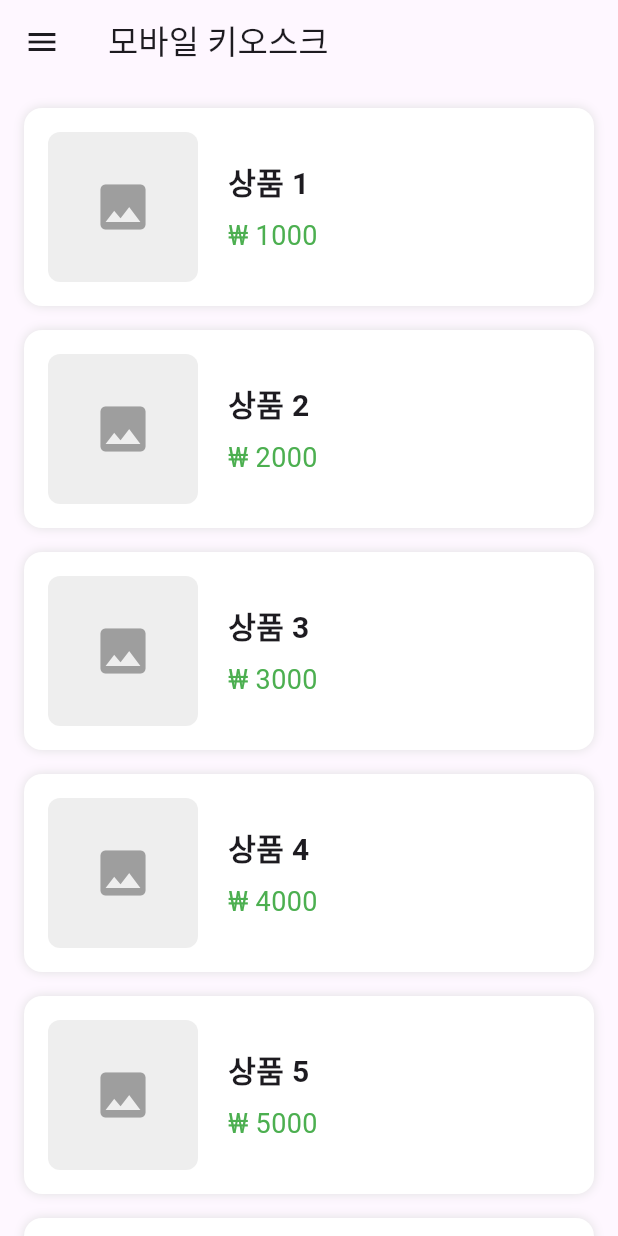
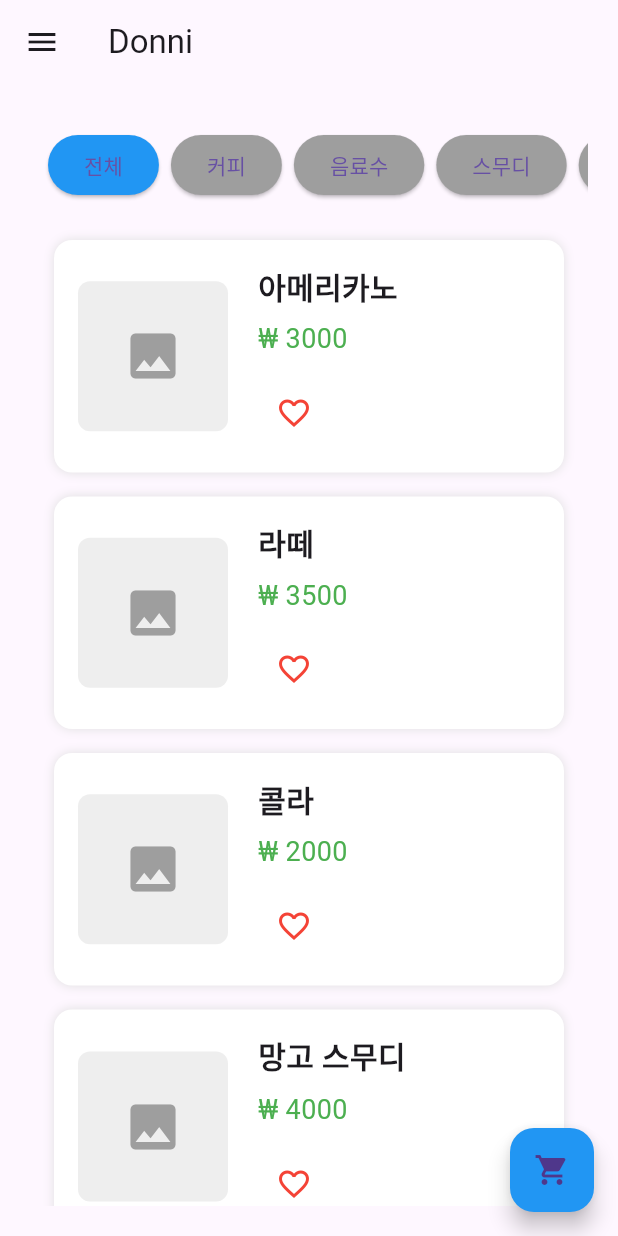
Before and after one commit to donnikim/Flutter_Proj_app, a Flutter app: the screen it shows after launch, on a phone screen of 412 x 824 dp. Run offline on Flutter 3.47's test engine with Material 3 defaults, Android fonts, the phone set to English and light mode, and no system bars.

Commit message:
add_widget_category&cart

```diff
--- /dev/null
+++ b/devtools_options.yaml
@@ -0,0 +1,3 @@
+description: This file stores settings for Dart & Flutter DevTools.
+documentation: https://docs.flutter.dev/tools/devtools/extensions#configure-extension-enablement-states
+extensions:
--- a/lib/main.dart
+++ b/lib/main.dart
@@ -1,3 +1,4 @@
+import 'package:app_kiosk/viewmodels/cart_view_model.dart';
 import 'package:flutter/material.dart';
 import 'package:provider/provider.dart';
 import 'views/product_screen.dart';
@@ -13,8 +14,10 @@ class KioskApp extends StatelessWidget {
   @override
   Widget build(BuildContext context) {
     return MultiProvider(
+      // provider 등록 => MVVM bridge 역할 등록
       providers: [
         ChangeNotifierProvider(create: (_) => ProductViewModel()),
+        ChangeNotifierProvider(create: (_) => CartViewModel()), // 장바구니 추가
       ],
       child: MaterialApp(
         home: const ProductScreen(),
--- /dev/null
+++ b/lib/models/cart_item.dart
@@ -0,0 +1,8 @@
+import 'product.dart';
+
+class CartItem {
+  final Product product;
+  int quantity;
+
+  CartItem({required this.product, this.quantity = 1});
+}
--- a/lib/models/product.dart
+++ b/lib/models/product.dart
@@ -2,12 +2,12 @@ class Product {
   final int id;
   final String name;
   final int price;
+  final String category;
 
-  Product(
-    {
-      required this.id,
-      required this.name,
-      required this.price
-    }
-  );
+  Product({
+    required this.id,
+    required this.name,
+    required this.price,
+    required this.category,
+    });
 }
--- a/lib/viewmodels/product_view_model.dart
+++ b/lib/viewmodels/product_view_model.dart
@@ -2,18 +2,34 @@ import 'package:flutter/material.dart';
 import '../models/product.dart';
 
 class ProductViewModel with ChangeNotifier {
-  final List<Product> _products = List.generate(
-    10,
-    (index) => Product(
-      id: index,
-      name: '상품 ${index + 1}',
-      price: (index + 1) * 1000
-    ),
-  );
+final List<Product> _products = [
+    Product(id: 1, name: '아메리카노', price: 3000, category: '커피'),
+    Product(id: 2, name: '라떼', price: 3500, category: '커피'),
+    Product(id: 3, name: '콜라', price: 2000, category: '음료수'),
+    Product(id: 4, name: '망고 스무디', price: 4000, category: '스무디'),
+    Product(id: 5, name: '마카롱', price: 2500, category: '기타'),
+    Product(id: 6, name: '초콜렛', price: 500, category: '기타'),
+  ];
 
   List<Product> get products => _products;
 
   Product getProductById(int id) => _products.firstWhere(
     (product) => product.id == id
   );
+
+  String _selectedCategory = '전체';
+  String get selectedCategory => _selectedCategory;
+
+  void selectCategory(String category) {
+  _selectedCategory = category;
+  notifyListeners();
+  }
+
+  List<Product> get filteredProducts {
+  if (_selectedCategory == '전체') return _products;
+  return _products.where((p) => p.category == _selectedCategory).toList();
+  }
+
+
+
 }
--- a/lib/views/product_screen.dart
+++ b/lib/views/product_screen.dart
@@ -1,35 +1,65 @@
+import 'package:app_kiosk/widgets/cart_fab_widget.dart';
 import 'package:app_kiosk/widgets/main_drawer_widget.dart';
 import 'package:flutter/material.dart';
 import 'package:provider/provider.dart';
+
 import '../viewmodels/product_view_model.dart';
 import '../widgets/product_item_widget.dart';
 import 'product_detail_screen.dart';
+import '../widgets/category_selector_widget.dart'; // 카테고리 버튼 위젯 import
 
 class ProductScreen extends StatelessWidget {
   const ProductScreen({super.key});
 
   @override
   Widget build(BuildContext context) {
-    final products = context.watch<ProductViewModel>().products;
 
+    /*
+      context.watch<T>() => 값 가져오기 +값 변경 시 자동 rebuild
+      context.read<T>() => 값 가져오기만 하고, 변경 감지 안함
+      context.select<T>() => 특정 필드만 감지해서 성능 최적화
+    */
+
+    //현재 productViewMode 감지해서 변경 시 자동 리빌드
+    final viewModel = context.watch<ProductViewModel>();
+
+    // 필터링된 상품만 사용
+    final products = viewModel.filteredProducts;
     return Scaffold(
-      appBar: AppBar(title: const Text('모바일 키오스크'),),
+      appBar: AppBar(
+        title: const Text('Donni'),
+      ),
+      // Appbar 왼쪽 상단에 메뉴
       drawer: const MainDrawerWidget(),
-      body: ListView.builder(
+      body: Padding(
+        padding: const EdgeInsets.all(20.0),
+        child: Column(
+          children: [
+            const CategorySelectorWidget(),  // 카테고리 버튼 추가
+            Expanded(
+              child: ListView.builder(
                 padding: const EdgeInsets.all(16),
                 itemCount: products.length,
                 itemBuilder: (_, index) => ProductItemWidget(
                   product: products[index],
-          onTap: () {
+                  onTap: () { // onTap 지정한 widget 어디든지 누르면 이벤트 동작
                     Navigator.push(
                       context,
                       MaterialPageRoute(
-                builder: (_) => ProductDetailScreen(productId: products[index].id),
+                        builder: (_) => ProductDetailScreen(
+                          productId: products[index].id,
+                        ),
                       ),
                     );
                   },
                 ),
               ),
+            ),
+          ],
+        ),
+      ),
+       // 여기 추가! 우측 하단 장바구니 버튼
+      floatingActionButton: const CartFabWidget(),
     );
   }
 }
--- /dev/null
+++ b/lib/widgets/cart_fab_widget.dart
@@ -0,0 +1,45 @@
+import 'package:flutter/material.dart';
+import 'package:provider/provider.dart';
+import '../viewmodels/cart_view_model.dart';
+import '../views/cart_screen.dart';  // 장바구니 화면 (아직 없으면 만들 예정)
+
+class CartFabWidget extends StatelessWidget {
+  const CartFabWidget({super.key});
+
+  @override
+  Widget build(BuildContext context) {
+    final cart = context.watch<CartViewModel>();
+
+    return FloatingActionButton(
+      onPressed: () {
+        Navigator.push(
+          context,
+          MaterialPageRoute(builder: (_) => const CartScreen()),
+        );
+      },
+      backgroundColor: Colors.blue,
+      child: Stack(
+        alignment: Alignment.center,
+        children: [
+          const Icon(Icons.shopping_cart),
+          if (cart.items.isNotEmpty)
+            Positioned(
+              right: 0,
+              top: 0,
+              child: Container(
+                padding: const EdgeInsets.all(2),
+                decoration: const BoxDecoration(
+                  color: Colors.red,
+                  shape: BoxShape.circle,
+                ),
+                child: Text(
+                  '${cart.items.length}',
+                  style: const TextStyle(color: Colors.white, fontSize: 12),
+                ),
+              ),
+            ),
+        ],
+      ),
+    );
+  }
+}
--- /dev/null
+++ b/lib/widgets/category_selector_widget.dart
@@ -0,0 +1,42 @@
+import 'package:flutter/material.dart';
+import 'package:provider/provider.dart';
+import '../viewmodels/product_view_model.dart';
+
+class CategorySelectorWidget extends StatelessWidget {
+  const CategorySelectorWidget({super.key});
+
+  @override
+  Widget build(BuildContext context) {
+    final viewModel = Provider.of<ProductViewModel>(context);
+    final categories = ['전체', '커피', '음료수', '스무디', '기타'];
+
+    return SingleChildScrollView(
+      scrollDirection: Axis.horizontal,
+      child: Padding(
+        padding: const EdgeInsets.symmetric(
+          vertical: 10.0,
+          horizontal: 8.0,
+        ),
+        child: Row(
+          children: categories.map((cat) {
+            final isSelected = cat == viewModel.selectedCategory;
+            return Padding(
+              padding: const EdgeInsets.symmetric(
+                horizontal: 4.0,
+              ),
+              child: ElevatedButton(
+                style: ElevatedButton.styleFrom(
+                  backgroundColor: isSelected ? Colors.blue : Colors.grey,
+                ),
+                onPressed: () {
+                  viewModel.selectCategory(cat);
+                },
+                child: Text(cat),
+              ),
+            );
+          }).toList(),
+        ),
+      ),
+    );
+  }
+}
--- a/lib/widgets/product_item_widget.dart
+++ b/lib/widgets/product_item_widget.dart
@@ -1,4 +1,6 @@
+import 'package:app_kiosk/viewmodels/cart_view_model.dart';
 import 'package:flutter/material.dart';
+import 'package:provider/provider.dart';
 import '../models/product.dart';
 
 class ProductItemWidget extends StatelessWidget {
@@ -17,7 +19,11 @@ class ProductItemWidget extends StatelessWidget {
         decoration: BoxDecoration(
           color: Colors.white,
           borderRadius: BorderRadius.circular(12),
-          boxShadow: [BoxShadow(color: Colors.grey.shade300, blurRadius: 5)],
+          boxShadow: [BoxShadow(
+            color: Colors.grey.shade300,
+            blurRadius: 5,
+            ),
+          ],
         ),
         child: Row(
           children: [
@@ -28,15 +34,42 @@ class ProductItemWidget extends StatelessWidget {
                 color: Colors.grey.shade200,
                 borderRadius: BorderRadius.circular(8),
               ),
-              child: const Icon(Icons.image, size: 40, color: Colors.grey),
+              child: const Icon(
+                Icons.image,
+                size: 40,
+                color: Colors.grey,),
             ),
             const SizedBox(width: 20),
             Column(
               crossAxisAlignment: CrossAxisAlignment.start,
               children: [
-                Text(product.name, style: const TextStyle(fontSize: 20, fontWeight: FontWeight.bold)),
+                Text(product.name,
+                style: const TextStyle(
+                  fontSize: 20,
+                  fontWeight: FontWeight.bold,
+                  ),
+                ),
                 const SizedBox(height: 8),
-                Text('₩ ${product.price}', style: const TextStyle(fontSize: 18, color: Colors.green)),
+                Text('₩ ${product.price}',
+                  style: const TextStyle(
+                    fontSize: 18,
+                    color: Colors.green,
+                    ),
+                  ),
+                const SizedBox(height: 12),
+                Align(
+                  alignment: Alignment.centerRight,
+                  child: IconButton(
+                  icon: const Icon(Icons.favorite_border),
+                  color: Colors.red,
+                    onPressed: () {
+                    Provider.of<CartViewModel>(context, listen: false).addToCart(product);
+                      ScaffoldMessenger.of(context).showSnackBar(
+                        SnackBar(content: Text('${product.name} 장바구니에 담겼습니다')),
+                      );
+                    },
+                  ),
+                ),
               ],
             ),
           ],
```
Also changed, not shown: lib/viewmodels/cart_view_model.dart (added, +28 -0 lines), lib/views/cart_screen.dart (added, +80 -0 lines), lib/widgets/main_drawer_widget.dart (+47 -9 lines), 1 other file. Lines whose indentation alone changed are shown as unchanged.
